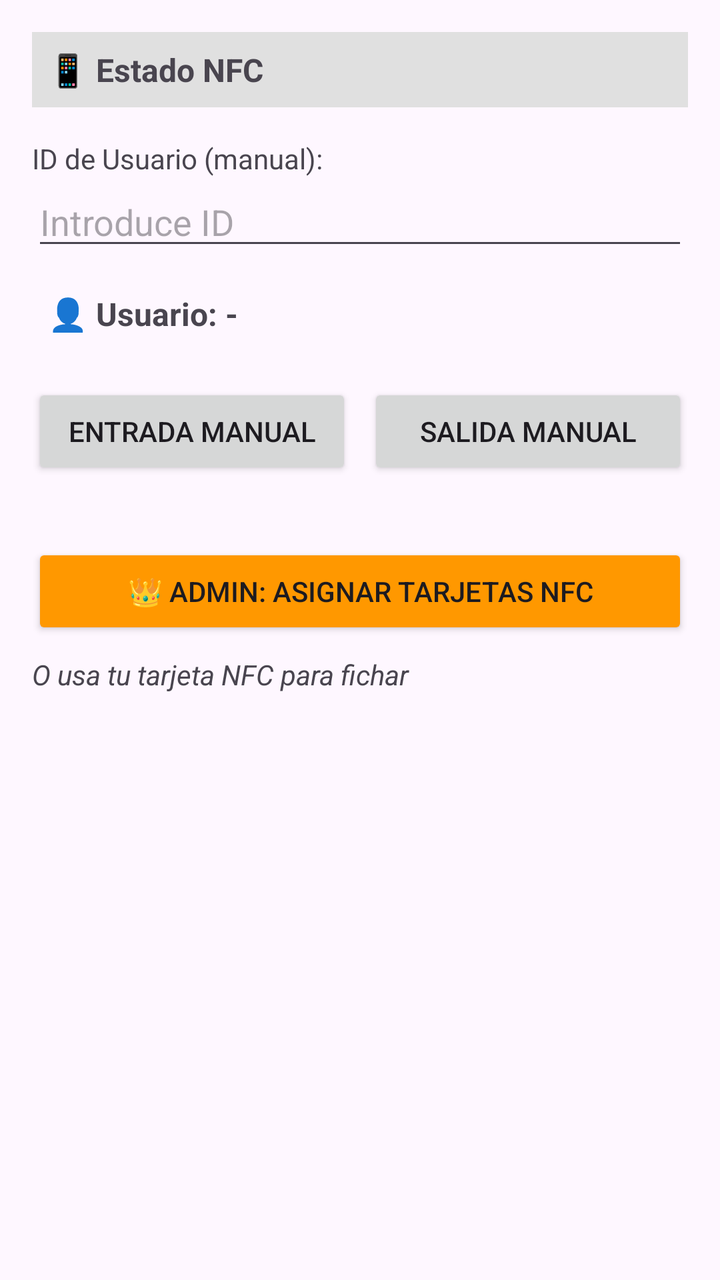
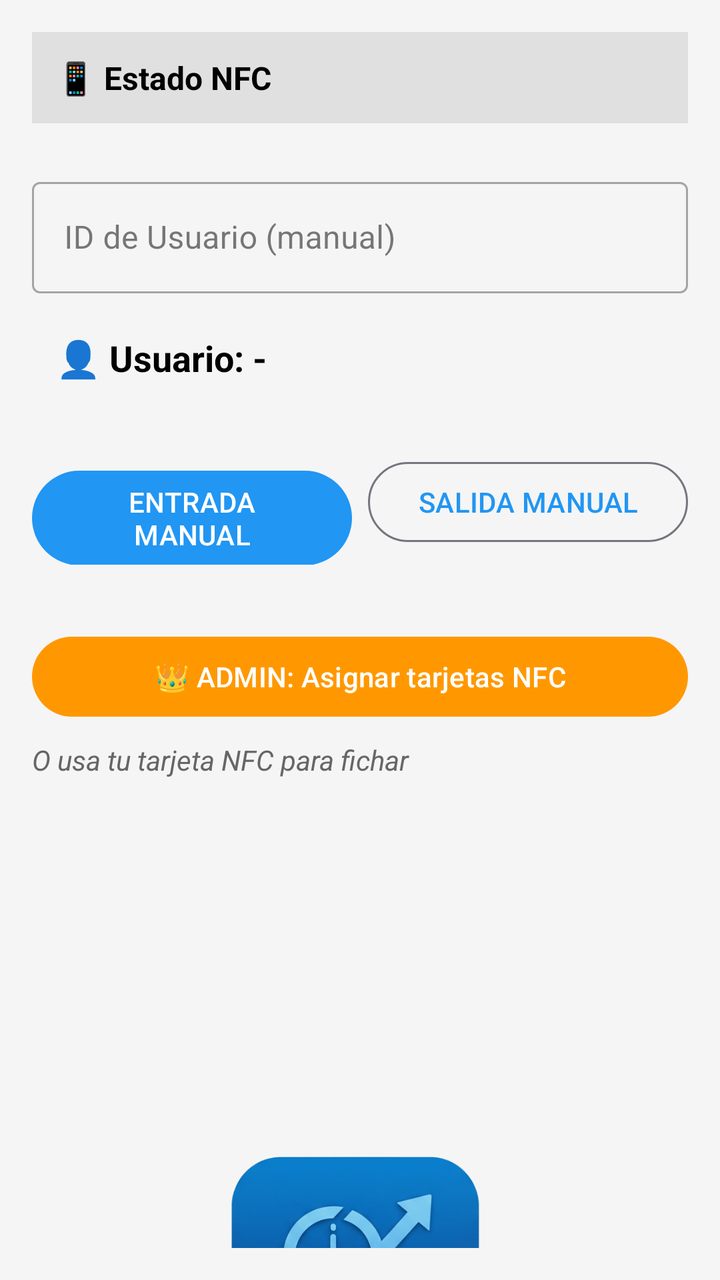

Two renders of the same Android screen: before a commit and after it. Below are the layout's source before the change and the commit's diff.
<!-- AndroidManifest.xml: activity theme Theme.Entroya -->
<!-- res/layout/activity_main.xml -->
<?xml version="1.0" encoding="utf-8"?>
<LinearLayout xmlns:android="http://schemas.android.com/apk/res/android"
    android:id="@+id/main"
    android:layout_width="match_parent"
    android:layout_height="match_parent"
    android:orientation="vertical"
    android:padding="16dp">

    <TextView
        android:id="@+id/text_nfc_status"
        android:layout_width="match_parent"
        android:layout_height="wrap_content"
        android:text="📱 Estado NFC"
        android:textSize="16sp"
        android:textStyle="bold"
        android:padding="8dp"
        android:background="#E0E0E0"
        android:layout_marginBottom="16dp"/>

    <TextView
        android:layout_width="match_parent"
        android:layout_height="wrap_content"
        android:text="ID de Usuario (manual):"
        android:textSize="14sp"/>

    <EditText
        android:id="@+id/edittext_user_id"
        android:layout_width="match_parent"
        android:layout_height="wrap_content"
        android:hint="Introduce ID"
        android:inputType="number"
        android:layout_marginBottom="8dp"/>

    <TextView
        android:id="@+id/text_selected_user_name"
        android:layout_width="match_parent"
        android:layout_height="wrap_content"
        android:text="👤 Usuario: -"
        android:textSize="16sp"
        android:textStyle="bold"
        android:padding="8dp"
        android:layout_marginBottom="16dp"/>

    <LinearLayout
        android:layout_width="match_parent"
        android:layout_height="wrap_content"
        android:orientation="horizontal"
        android:gravity="center"
        android:layout_marginBottom="16dp">

        <Button
            android:id="@+id/button_clock_in"
            android:layout_width="0dp"
            android:layout_height="wrap_content"
            android:layout_weight="1"
            android:text="ENTRADA MANUAL"
            android:layout_marginEnd="8dp"/>

        <Button
            android:id="@+id/button_clock_out"
            android:layout_width="0dp"
            android:layout_height="wrap_content"
            android:layout_weight="1"
            android:text="SALIDA MANUAL"/>
    </LinearLayout>

    
    <Button
        android:id="@+id/button_admin"
        android:layout_width="match_parent"
        android:layout_height="wrap_content"
        android:text="👑 ADMIN: Asignar tarjetas NFC"
        android:backgroundTint="#FF9800"
        android:layout_marginTop="16dp"
        android:layout_marginBottom="8dp"/>

    <TextView
        android:layout_width="match_parent"
        android:layout_height="wrap_content"
        android:text="O usa tu tarjeta NFC para fichar"
        android:textAlignment="center"
        android:textStyle="italic"
        android:textSize="14sp"/>

</LinearLayout>
<!-- resources referenced by this layout -->
<resources>
  <style name="Theme.Entroya" parent="Theme.Material3.DayNight">
          
          <item name="colorPrimary">@color/purple_500</item>
          <item name="colorPrimaryVariant">@color/purple_700</item>
          <item name="colorOnPrimary">@color/white</item>
          <item name="colorSecondary">@color/teal_200</item>
          <item name="colorSecondaryVariant">@color/teal_700</item>
          <item name="colorOnSecondary">@color/black</item>
          <item name="android:statusBarColor">?attr/colorPrimaryVariant</item>
          <item name="android:windowLightStatusBar" tools:targetApi="23">true</item>
      </style>
  <color name="purple_500">#FF6200EE</color>
  <color name="purple_700">#FF3700B3</color>
  <color name="white">#FFFFFFFF</color>
  <color name="teal_200">#FF03DAC5</color>
  <color name="teal_700">#FF018786</color>
  <color name="black">#FF000000</color>
</resources>

<!-- the commit's change to res/layout/activity_main.xml (unified diff, before → after) -->
@@ -1,10 +1,12 @@
 <?xml version="1.0" encoding="utf-8"?>
 <LinearLayout xmlns:android="http://schemas.android.com/apk/res/android"
+    xmlns:app="http://schemas.android.com/apk/res-auto"
     android:id="@+id/main"
     android:layout_width="match_parent"
     android:layout_height="match_parent"
     android:orientation="vertical"
-    android:padding="16dp">
+    android:padding="16dp"
+    android:background="#F5F5F5">
 
     <TextView
         android:id="@+id/text_nfc_status"
@@ -13,66 +15,71 @@
         android:text="📱 Estado NFC"
         android:textSize="16sp"
         android:textStyle="bold"
-        android:padding="8dp"
+        android:padding="12dp"
         android:background="#E0E0E0"
-        android:layout_marginBottom="16dp"/>
+        android:textColor="#000000"
+        android:layout_marginBottom="24dp"/>
 
-    <TextView
+    <com.google.android.material.textfield.TextInputLayout
+        android:id="@+id/input_layout_user_id"
+        style="@style/Widget.MaterialComponents.TextInputLayout.OutlinedBox"
         android:layout_width="match_parent"
         android:layout_height="wrap_content"
-        android:text="ID de Usuario (manual):"
-        android:textSize="14sp"/>
+        android:hint="ID de Usuario (manual)"
+        android:layout_marginBottom="8dp">
 
-    <EditText
-        android:id="@+id/edittext_user_id"
-        android:layout_width="match_parent"
-        android:layout_height="wrap_content"
-        android:hint="Introduce ID"
-        android:inputType="number"
-        android:layout_marginBottom="8dp"/>
+        <com.google.android.material.textfield.TextInputEditText
+            android:id="@+id/edittext_user_id"
+            android:layout_width="match_parent"
+            android:layout_height="wrap_content"
+            android:inputType="number" />
+
+    </com.google.android.material.textfield.TextInputLayout>
 
     <TextView
         android:id="@+id/text_selected_user_name"
         android:layout_width="match_parent"
         android:layout_height="wrap_content"
         android:text="👤 Usuario: -"
-        android:textSize="16sp"
+        android:textSize="18sp"
         android:textStyle="bold"
-        android:padding="8dp"
-        android:layout_marginBottom="16dp"/>
+        android:padding="12dp"
+        android:layout_marginBottom="24dp"
+        android:textColor="#000000"/>
 
     <LinearLayout
         android:layout_width="match_parent"
         android:layout_height="wrap_content"
         android:orientation="horizontal"
-        android:gravity="center"
         android:layout_marginBottom="16dp">
 
-        <Button
+        <com.google.android.material.button.MaterialButton
             android:id="@+id/button_clock_in"
+            style="@style/Widget.Material3.Button"
             android:layout_width="0dp"
             android:layout_height="wrap_content"
             android:layout_weight="1"
             android:text="ENTRADA MANUAL"
             android:layout_marginEnd="8dp"/>
 
-        <Button
+        <com.google.android.material.button.MaterialButton
             android:id="@+id/button_clock_out"
+            style="@style/Widget.Material3.Button.OutlinedButton"
             android:layout_width="0dp"
             android:layout_height="wrap_content"
             android:layout_weight="1"
             android:text="SALIDA MANUAL"/>
     </LinearLayout>
 
-    
-    <Button
+    <com.google.android.material.button.MaterialButton
         android:id="@+id/button_admin"
+        style="@style/Widget.Material3.Button"
         android:layout_width="match_parent"
         android:layout_height="wrap_content"
         android:text="👑 ADMIN: Asignar tarjetas NFC"
-        android:backgroundTint="#FF9800"
         android:layout_marginTop="16dp"
-        android:layout_marginBottom="8dp"/>
+        android:layout_marginBottom="8dp"
+        app:backgroundTint="#FF9800"/>
 
     <TextView
         android:layout_width="match_parent"
@@ -80,6 +87,24 @@
         android:text="O usa tu tarjeta NFC para fichar"
         android:textAlignment="center"
         android:textStyle="italic"
-        android:textSize="14sp"/>
+        android:textSize="14sp"
+        android:textColor="#666666"/>
+
+    <Space
+        android:layout_width="match_parent"
+        android:layout_height="0dp"
+        android:layout_weight="1" />
+
+    <ImageView
+        android:layout_width="300dp"
+        android:layout_height="500dp"
+        android:layout_gravity="center_horizontal"
+        android:src="@drawable/entroya"
+        android:contentDescription="Logo de EntroYa" />
+
+    <Space
+        android:layout_width="match_parent"
+        android:layout_height="0dp"
+        android:layout_weight="6" />
 
 </LinearLayout>
<!-- resource entries referenced after the edit -->
@@ -1,21 +1,35 @@
 <!-- resources referenced by this layout -->
 <resources>
-  <style name="Theme.Entroya" parent="Theme.Material3.DayNight">
+  <!-- drawable entroya: png bitmap (drawable, 76891 bytes) -->
+  <style name="Theme.Entroya" parent="Theme.Material3.DayNight.NoActionBar">
           
-          <item name="colorPrimary">@color/purple_500</item>
-          <item name="colorPrimaryVariant">@color/purple_700</item>
-          <item name="colorOnPrimary">@color/white</item>
-          <item name="colorSecondary">@color/teal_200</item>
-          <item name="colorSecondaryVariant">@color/teal_700</item>
-          <item name="colorOnSecondary">@color/black</item>
-          <item name="android:statusBarColor">?attr/colorPrimaryVariant</item>
+          <item name="colorPrimary">@color/primary</item>
+          <item name="colorOnPrimary">@color/onPrimary</item>
+          <item name="colorPrimaryContainer">@color/primaryContainer</item>
+          <item name="colorOnPrimaryContainer">@color/onPrimaryContainer</item>
+          
+          <item name="colorSecondary">@color/secondary</item>
+          <item name="colorOnSecondary">@color/onSecondary</item>
+          <item name="colorSecondaryContainer">@color/secondaryContainer</item>
+          <item name="colorOnSecondaryContainer">@color/onSecondaryContainer</item>
+          
+          <item name="android:statusBarColor">?attr/colorPrimary</item>
           <item name="android:windowLightStatusBar" tools:targetApi="23">true</item>
+          
+          <item name="android:windowBackground">@color/background</item>
+          <item name="colorSurface">@color/surface</item>
+          <item name="colorOnSurface">@color/onSurface</item>
       </style>
-  <color name="purple_500">#FF6200EE</color>
-  <color name="purple_700">#FF3700B3</color>
-  <color name="white">#FFFFFFFF</color>
-  <color name="teal_200">#FF03DAC5</color>
-  <color name="teal_700">#FF018786</color>
-  <color name="black">#FF000000</color>
+  <color name="primary">#2196F3</color>
+  <color name="onPrimary">#FFFFFF</color>
+  <color name="primaryContainer">#BBDEFB</color>
+  <color name="onPrimaryContainer">#0D47A1</color>
+  <color name="secondary">#03A9F4</color>
+  <color name="onSecondary">#FFFFFF</color>
+  <color name="secondaryContainer">#B3E5FC</color>
+  <color name="onSecondaryContainer">#01579B</color>
+  <color name="background">#F5F5F5</color>
+  <color name="surface">#FFFFFF</color>
+  <color name="onSurface">#212121</color>
 </resources>
 
